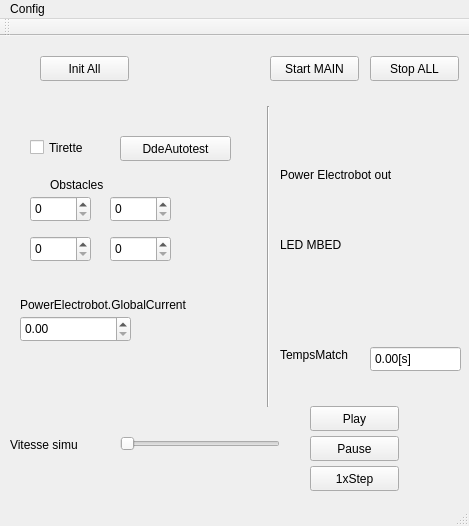
First picture: the form in PluginModules/Simulia/ihm_Simulia.ui, repository CRLG/LABOTBOX, before the edit.
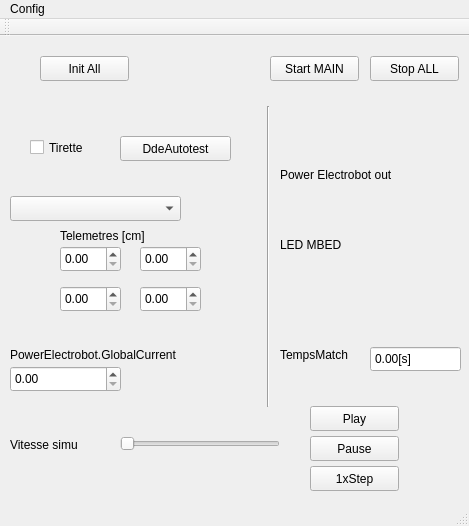
Second picture: the form after the edit. Custom widgets are drawn as their Qt base class.

Commit message:
#49 [Simulia] Simulation des Télémètres
3 sources d'info possible pour les données télémètres:
  - Depuis l'IHM Simulia (on rentre les valeurs à la main pour faire du test unitaire pure)
  - Depuis Simubot (les valeurs sont calculées par rapport à la position du robot adverse simulé par Simubot)
  - Depuis le DataManager : Provient des datas Telemetres.AVG / AVD / ARG / ARD

What changed in the file:
```diff
--- a/PluginModules/Simulia/ihm_Simulia.ui
+++ b/PluginModules/Simulia/ihm_Simulia.ui
@@ -14,15 +14,18 @@
    <string>MainWindow</string>
   </property>
   <widget class="QWidget" name="centralwidget">
-   <widget class="QSpinBox" name="Obstacle_AVD">
+   <widget class="QDoubleSpinBox" name="Telemetre_AVD">
     <property name="geometry">
      <rect>
-      <x>110</x>
-      <y>160</y>
+      <x>140</x>
+      <y>210</y>
       <width>61</width>
       <height>26</height>
      </rect>
     </property>
+    <property name="maximum">
+     <double>999999999999999.000000000000000</double>
+    </property>
    </widget>
    <widget class="QLed" name="power_electrobot_sw_2">
     <property name="geometry">
@@ -141,8 +144,8 @@
    <widget class="QDoubleSpinBox" name="power_electrobot_global_current">
     <property name="geometry">
      <rect>
-      <x>20</x>
-      <y>280</y>
+      <x>10</x>
+      <y>330</y>
       <width>111</width>
       <height>26</height>
      </rect>
@@ -256,15 +259,18 @@
      <enum>QLed::Circle</enum>
     </property>
    </widget>
-   <widget class="QSpinBox" name="Obstacle_ARD">
+   <widget class="QDoubleSpinBox" name="Telemetre_ARD">
     <property name="geometry">
      <rect>
-      <x>110</x>
-      <y>200</y>
+      <x>140</x>
+      <y>250</y>
       <width>61</width>
       <height>26</height>
      </rect>
     </property>
+    <property name="maximum">
+     <double>999999999999999.000000000000000</double>
+    </property>
    </widget>
    <widget class="QLed" name="power_electrobot_sw_1">
     <property name="geometry">
@@ -294,15 +300,18 @@
      <enum>QLed::Circle</enum>
     </property>
    </widget>
-   <widget class="QSpinBox" name="Obstacle_AVG">
+   <widget class="QDoubleSpinBox" name="Telemetre_AVG">
     <property name="geometry">
      <rect>
-      <x>30</x>
-      <y>160</y>
+      <x>60</x>
+      <y>210</y>
       <width>61</width>
       <height>26</height>
      </rect>
     </property>
+    <property name="maximum">
+     <double>999999999999999.000000000000000</double>
+    </property>
    </widget>
    <widget class="QLed" name="power_electrobot_sw_6">
     <property name="geometry">
@@ -332,15 +341,18 @@
      <enum>QLed::Circle</enum>
     </property>
    </widget>
-   <widget class="QSpinBox" name="Obstacle_ARG">
+   <widget class="QDoubleSpinBox" name="Telemetre_ARG">
     <property name="geometry">
      <rect>
-      <x>30</x>
-      <y>200</y>
+      <x>60</x>
+      <y>250</y>
       <width>61</width>
       <height>26</height>
      </rect>
     </property>
+    <property name="maximum">
+     <double>999999999999999.000000000000000</double>
+    </property>
    </widget>
    <widget class="QPushButton" name="pb_start_main">
     <property name="geometry">
@@ -358,14 +370,14 @@
    <widget class="QLabel" name="label">
     <property name="geometry">
      <rect>
-      <x>50</x>
-      <y>140</y>
-      <width>81</width>
-      <height>17</height>
+      <x>60</x>
+      <y>190</y>
+      <width>111</width>
+      <height>20</height>
      </rect>
     </property>
     <property name="text">
-     <string>Obstacles</string>
+     <string>Telemetres [cm]</string>
     </property>
    </widget>
    <widget class="QSlider" name="speed_simu">
@@ -443,8 +455,8 @@
    <widget class="QLabel" name="label_5">
     <property name="geometry">
      <rect>
-      <x>20</x>
-      <y>260</y>
+      <x>10</x>
+      <y>310</y>
       <width>231</width>
       <height>17</height>
      </rect>
@@ -630,6 +642,19 @@
      <string>Play</string>
     </property>
    </widget>
+   <widget class="QComboBox" name="OrigineTelemetres">
+    <property name="geometry">
+     <rect>
+      <x>10</x>
+      <y>160</y>
+      <width>171</width>
+      <height>25</height>
+     </rect>
+    </property>
+    <property name="toolTip">
+     <string>Origine des données télémètres</string>
+    </property>
+   </widget>
   </widget>
   <widget class="QMenuBar" name="menuBar">
    <property name="geometry">
```
The commit also changes 5 other files.
